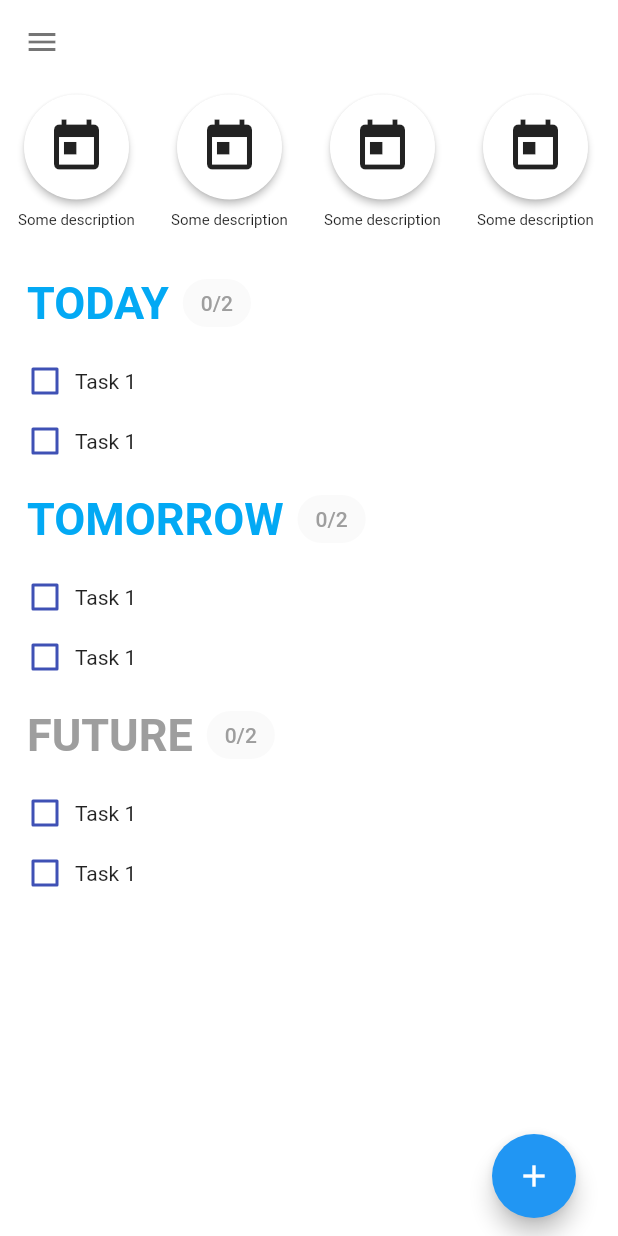
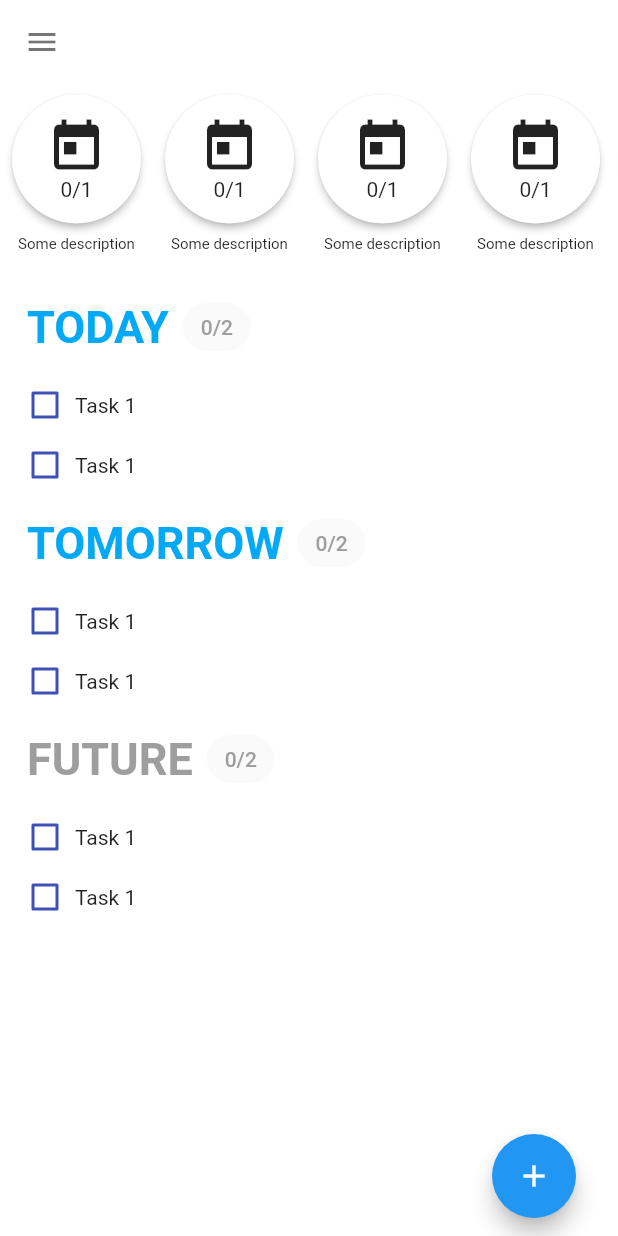
Before and after one commit to ak98neon/todo_flutter, a Flutter app: the screen it shows after launch, on a phone screen of 412 x 824 dp. Run offline on Flutter 3.47's test engine with Material 2 defaults, Android fonts, the phone set to English and light mode, and no system bars.

Commit message:
[Feature] TDa-1: Extract values to parameters

```diff
--- a/lib/taskPage.dart
+++ b/lib/taskPage.dart
@@ -38,6 +38,9 @@ class HabitWidget extends StatefulWidget {
 }
 
 class _HabitState extends State<HabitWidget> {
+  int doneCount = 0;
+  int totalCount = 1;
+
   @override
   Widget build(BuildContext context) {
     return Padding(
@@ -48,9 +51,14 @@ class _HabitState extends State<HabitWidget> {
             onPressed: () {},
             elevation: 2.0,
             fillColor: Colors.white,
-            child: Icon(
-              Icons.today,
-              size: 40.0,
+            child: Column(
+              children: <Widget>[
+                Icon(
+                  Icons.today,
+                  size: 40.0,
+                ),
+                Text('$doneCount/$totalCount'),
+              ],
             ),
             padding: EdgeInsets.all(15.0),
             shape: CircleBorder(),
@@ -97,6 +105,8 @@ class _DaysListState extends State<DaysList> {
 class DayWidget extends StatelessWidget {
   final String text;
   final MaterialColor color;
+  final int doneCount = 0;
+  final int totalCount = 2;
 
   DayWidget(this.text, this.color);
 
@@ -127,7 +137,7 @@ class DayWidget extends StatelessWidget {
                       .copyWith(backgroundColor: Colors.transparent),
                   child: Chip(
                     materialTapTargetSize: MaterialTapTargetSize.padded,
-                    label: Text('0/2'),
+                    label: Text('$doneCount/$totalCount'),
                     labelStyle: TextStyle(
                       color: Colors.grey,
                     ),
```
